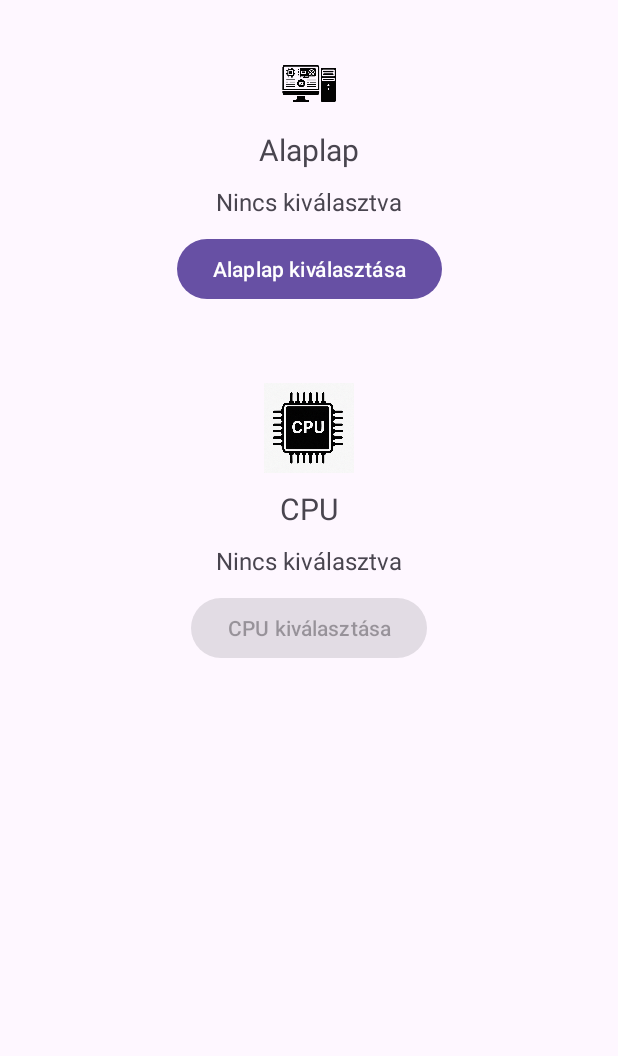
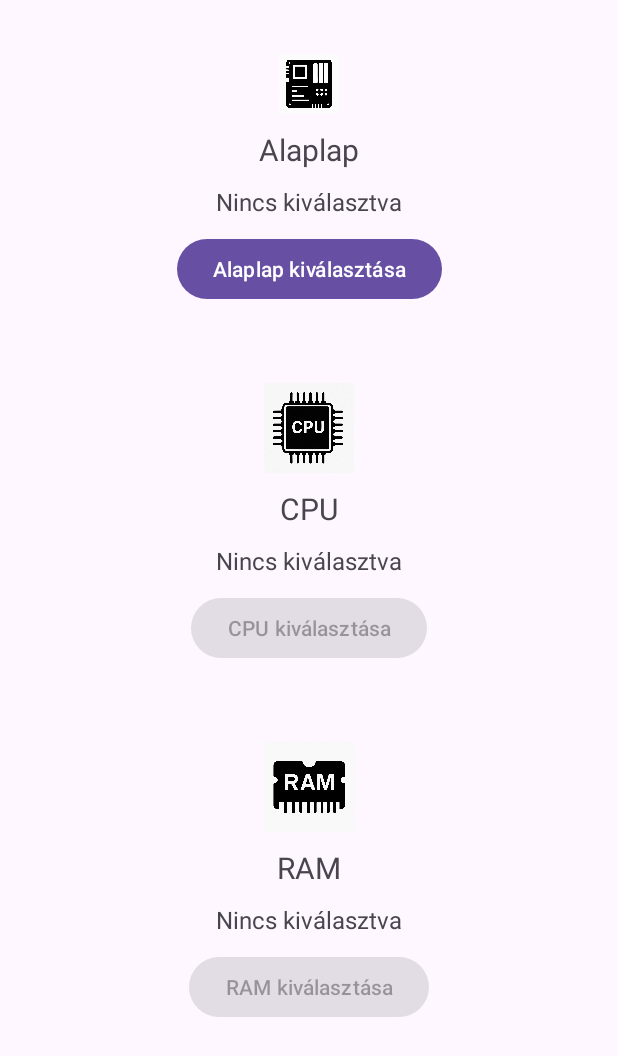
Before and after one commit to Oti2999/MobilAndroid, an Android app: the SetupActivity screen opened directly, with no data from a screen before it, on a phone screen of 412 x 824 dp. Shown: the top 1056 px of the screen. Run offline under Robolectric (Android 15) with nearby library versions, the phone set to English and light mode, and no system bars.

Commit message:
RAM rész hozzáadása

```diff
--- a/app/src/main/java/com/example/hf/activites/CpuParts.java
+++ b/app/src/main/java/com/example/hf/activites/CpuParts.java
@@ -56,7 +56,6 @@ public class CpuParts extends AppCompatActivity {
         cpuRecyclerView.setAdapter(cpuAdapter);
 
         String socketFilter = getIntent().getStringExtra("socketFilter");
-        Log.d("CpuParts", "Socket filter: " + socketFilter);
         loadCpuPartsFromFirestore(socketFilter);
     }
 
--- a/app/src/main/java/com/example/hf/activites/MotherboardParts.java
+++ b/app/src/main/java/com/example/hf/activites/MotherboardParts.java
@@ -50,8 +50,8 @@ public class MotherboardParts extends AppCompatActivity {
             Intent resultIntent = new Intent();
             resultIntent.putExtra("motherboardName", motherboardPart.getName());
             resultIntent.putExtra("motherboardSocket", motherboardPart.getSocket());
+            resultIntent.putExtra("motherboardRam",motherboardPart.getRam());
             setResult(RESULT_OK, resultIntent);
-
             finish();
         });
 
--- a/app/src/main/java/com/example/hf/activites/SetupActivity.java
+++ b/app/src/main/java/com/example/hf/activites/SetupActivity.java
@@ -21,6 +21,9 @@ public class SetupActivity extends AppCompatActivity {
     private TextView selectedMotherboardText;
     private String selectedMotherboardSocket = null;
     private Button selectCpuButton;
+    private TextView selectedRamText;
+    private Button selectRamButton;
+    private ActivityResultLauncher<Intent> ramResultLauncher;
 
     private ActivityResultLauncher<Intent> motherboardResultLauncher;
 
@@ -44,6 +47,9 @@ public class SetupActivity extends AppCompatActivity {
         Button selectCpuButton = findViewById(R.id.selectCpuButton);
         selectCpuButton.setEnabled(false);
         Button selectMotherboardButton = findViewById(R.id.selectMotherboardButton);
+        selectedRamText = findViewById(R.id.selectedRamText);
+        selectRamButton = findViewById(R.id.selectRamButton);
+        selectRamButton.setEnabled(false);
 
         motherboardResultLauncher = registerForActivityResult(new ActivityResultContracts.StartActivityForResult(), result -> {
             if (result.getResultCode() == RESULT_OK && result.getData() != null) {
@@ -62,6 +68,16 @@ public class SetupActivity extends AppCompatActivity {
             if (result.getResultCode() == RESULT_OK && result.getData() != null) {
                 String cpuName = result.getData().getStringExtra("cpuName");
                 selectedCpuText.setText(cpuName != null ? cpuName : "Nincs kiválasztva");
+                if (cpuName != null && !cpuName.isEmpty()) {
+                    selectRamButton.setEnabled(true);
+                }
+            }
+        });
+
+        ramResultLauncher = registerForActivityResult(new ActivityResultContracts.StartActivityForResult(), result -> {
+            if (result.getResultCode() == RESULT_OK && result.getData() != null) {
+                String ramName = result.getData().getStringExtra("ramName");
+                selectedRamText.setText(ramName != null ? ramName : "Nincs kiválasztva");
             }
         });
 
@@ -79,6 +95,10 @@ public class SetupActivity extends AppCompatActivity {
             cpuResultLauncher.launch(intent);
         });
 
+        selectRamButton.setOnClickListener(v -> {
+            Intent intent = new Intent(SetupActivity.this, RamParts.class);
+            ramResultLauncher.launch(intent);
+        });
 
     }
 }
--- a/app/src/main/java/com/example/hf/models/MotherboardPart.java
+++ b/app/src/main/java/com/example/hf/models/MotherboardPart.java
@@ -3,6 +3,7 @@ package com.example.hf.models;
 public class MotherboardPart {
     private String name;
     private String socket;
+    private String ram;
 
     public MotherboardPart() {}
 
@@ -14,4 +15,8 @@ public class MotherboardPart {
         return socket;
     }
 
+    public String getRam(){
+        return ram;
+    }
+
 }
--- a/app/src/main/res/layout/activity_setup.xml
+++ b/app/src/main/res/layout/activity_setup.xml
@@ -27,7 +27,7 @@
             android:layout_width="40dp"
             android:layout_height="40dp"
             android:layout_marginTop="10dp"
-            android:src="@drawable/logo"
+            android:src="@drawable/motherboardlogo"
             android:contentDescription="Alaplap" />
 
         <!-- Alaplap felirat -->
@@ -102,4 +102,47 @@
             android:text="CPU kiválasztása" />
 
     </LinearLayout>
+    <LinearLayout
+        android:id="@+id/ramContainer"
+        android:layout_width="350dp"
+        android:layout_height="wrap_content"
+        android:layout_marginTop="10dp"
+        android:gravity="center"
+        android:orientation="vertical"
+        android:padding="16dp"
+        app:layout_constraintTop_toBottomOf="@id/groupContainer"
+        app:layout_constraintStart_toStartOf="parent"
+        app:layout_constraintEnd_toEndOf="parent">
+
+        <ImageView
+            android:layout_width="60dp"
+            android:layout_height="60dp"
+            android:layout_marginTop="10dp"
+            android:src="@drawable/ramlogo"
+            android:contentDescription="RAM" />
+
+        <TextView
+            android:id="@+id/ramLabel"
+            android:layout_width="wrap_content"
+            android:layout_height="wrap_content"
+            android:layout_marginTop="10dp"
+            android:text="RAM"
+            android:textSize="20sp" />
+
+        <TextView
+            android:id="@+id/selectedRamText"
+            android:layout_width="wrap_content"
+            android:layout_height="wrap_content"
+            android:layout_marginTop="10dp"
+            android:text="Nincs kiválasztva"
+            android:textSize="16sp" />
+
+        <Button
+            android:id="@+id/selectRamButton"
+            android:layout_width="wrap_content"
+            android:layout_height="wrap_content"
+            android:layout_marginTop="10dp"
+            android:text="RAM kiválasztása"
+            android:enabled="false" />
+    </LinearLayout>
 </androidx.constraintlayout.widget.ConstraintLayout>
--- /dev/null
+++ b/app/src/main/res/values/ids.xml
@@ -0,0 +1,5 @@
+<?xml version="1.0" encoding="utf-8"?>
+<resources>
+    <item name="tag_ddr" type="id"/>
+    <item name="tag_socket" type="id"/>
+</resources>
```
Also changed, not shown: app/src/main/java/com/example/hf/activites/RamParts.java (+48 -9 lines), app/src/main/java/com/example/hf/adapters/RamAdapter.java (added, +62 -0 lines), app/src/main/java/com/example/hf/models/RamPart.java (added, +25 -0 lines), app/src/main/res/layout/activity_ram_parts.xml (+9 -5 lines), app/src/main/res/layout/ram_part_item.xml (added, +25 -0 lines), app/src/main/res/drawable/motherboardlogo.png (added), app/src/main/res/drawable/ramlogo.png (added).
